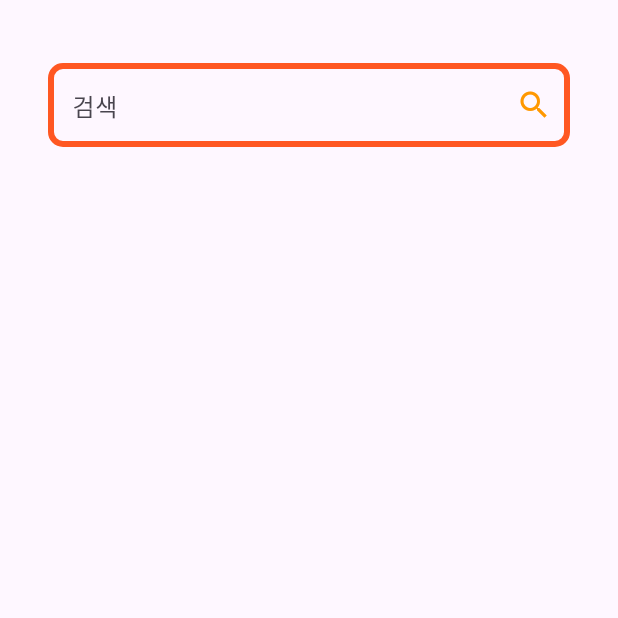
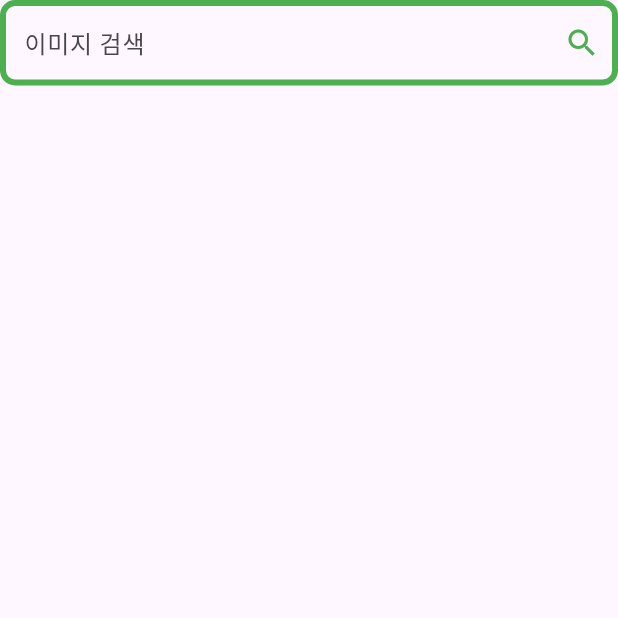
Before and after one commit to ALSDlab/clone-coding-search-image-app, a Flutter app: the screen it shows after launch, on a phone screen of 412 x 824 dp, the top half of it. Run offline on Flutter 3.47's test engine with Material 3 defaults, Android fonts, the phone set to English and light mode, and no system bars.

Commit message:
12월 28일 클론코딩 이미지 찾기 - 1:12:45 소요(13분 단축)

```diff
--- a/lib/model/image_item.dart
+++ b/lib/image_model/image_model.dart
@@ -1,49 +1,49 @@
-class ImageItem {
-  String imageUrl;
+class ImageModel {
+  String ImageUrl;
   String tags;
 
 //<editor-fold desc="Data Methods">
-  ImageItem({
-    required this.imageUrl,
+  ImageModel({
+    required this.ImageUrl,
     required this.tags,
   });
 
   @override
   bool operator ==(Object other) =>
       identical(this, other) ||
-      (other is ImageItem &&
+      (other is ImageModel &&
           runtimeType == other.runtimeType &&
-          imageUrl == other.imageUrl &&
+          ImageUrl == other.ImageUrl &&
           tags == other.tags);
 
   @override
-  int get hashCode => imageUrl.hashCode ^ tags.hashCode;
+  int get hashCode => ImageUrl.hashCode ^ tags.hashCode;
 
   @override
   String toString() {
-    return 'ImageItem{ imageUrl: $imageUrl, tags: $tags,}';
+    return 'ImageModel{ ImageUrl: $ImageUrl, tags: $tags,}';
   }
 
-  ImageItem copyWith({
+  ImageModel copyWith({
     String? imageUrl,
     String? tags,
   }) {
-    return ImageItem(
-      imageUrl: imageUrl ?? this.imageUrl,
+    return ImageModel(
+      ImageUrl: ImageUrl ?? this.ImageUrl,
       tags: tags ?? this.tags,
     );
   }
 
   Map<String, dynamic> toJson() {
     return {
-      'imageUrl': imageUrl,
+      'ImageUrl': ImageUrl,
       'tags': tags,
     };
   }
 
-  factory ImageItem.fromJson(Map<String, dynamic> map) {
-    return ImageItem(
-      imageUrl: map['imageUrl'] as String,
+  factory ImageModel.fromJson(Map<String, dynamic> map) {
+    return ImageModel(
+      ImageUrl: map['ImageUrl'] as String,
       tags: map['tags'] as String,
     );
   }
--- a/lib/source/image_source.dart
+++ b/lib/image_source/source.dart
@@ -1,12 +1,12 @@
 import 'dart:convert';
 
-import 'package:clone_coding_image_search_app/dto/image_dto.dart';
+import 'package:clone_coding_image_search_app/image_dto/image_dto.dart';
 import 'package:http/http.dart' as http;
 
 class ImageApi {
-  Future<PixabayDto> getImageResult(String query) async {
+  Future<ImageDto> getImageSource(String query) async {
     final response = await http.get(Uri.parse(
         'https://pixabay.com/api/?key=10711147-dc41758b93b263957026bdadb&q=$query&image_type=photo'));
-    return PixabayDto.fromJson(jsonDecode(response.body));
+    return ImageDto.fromJson(jsonDecode(response.body));
   }
 }
--- a/lib/main.dart
+++ b/lib/main.dart
@@ -1,4 +1,4 @@
-import 'package:clone_coding_image_search_app/ui/main_screen.dart';
+import 'package:clone_coding_image_search_app/ui/page/main_screen.dart';
 import 'package:flutter/material.dart';
 
 void main() {
--- a/lib/repository/image_repository.dart
+++ /dev/null
@@ -1,24 +0,0 @@
-import 'package:clone_coding_image_search_app/mapper/image_mapper.dart';
-import 'package:clone_coding_image_search_app/model/image_item.dart';
-import 'package:clone_coding_image_search_app/source/image_source.dart';
-
-abstract interface class ImageItemRepository {
-  Future<List<ImageItem>> getImageItems(String query);
-}
-
-class PixabayImageItemRepository implements ImageItemRepository {
-  final _api = ImageApi();
-
-  @override
-  Future<List<ImageItem>> getImageItems(String query) async {
-    final dto = await _api.getImageResult(query);
-
-    if (dto == null) {
-      return [];
-    }
-
-    return dto.hits!.map((e) => e.toImageItem()).toList();
-
-    throw UnimplementedError();
-  }
-}
--- a/lib/ui/main_screen.dart
+++ /dev/null
@@ -1,96 +0,0 @@
-import 'package:clone_coding_image_search_app/model/image_item.dart';
-import 'package:clone_coding_image_search_app/repository/image_repository.dart';
-import 'package:clone_coding_image_search_app/ui/widget/image_card.dart';
-import 'package:flutter/material.dart';
-
-class MainScreen extends StatefulWidget {
-  const MainScreen({super.key});
-
-  @override
-  State<MainScreen> createState() => _MainScreenState();
-}
-
-class _MainScreenState extends State<MainScreen> {
-  final searchTextController = TextEditingController();
-  final repository = PixabayImageItemRepository();
-
-  List<ImageItem> imageItems = [];
-  bool isLoading = false;
-
-  Future<void> searchImage(String query) async {
-    setState(() {
-      isLoading = true;
-    });
-    imageItems = await repository.getImageItems(query);
-    setState(() {
-      isLoading = false;
-    });
-  }
-
-  @override
-  void dispose() {
-    searchTextController.dispose();
-    super.dispose();
-  }
-
-  @override
-  Widget build(BuildContext context) {
-    return Scaffold(
-      body: SafeArea(
-        child: Padding(
-          padding: const EdgeInsets.all(32),
-          child: Column(
-            children: [
-              const SizedBox(
-                height: 10,
-              ),
-              TextField(
-                controller: searchTextController,
-                decoration: InputDecoration(
-                  focusedBorder: OutlineInputBorder(
-                    borderRadius: BorderRadius.circular(10),
-                    borderSide:
-                        const BorderSide(width: 2, color: Colors.orange),
-                  ),
-                  enabledBorder: OutlineInputBorder(
-                    borderRadius: BorderRadius.circular(10),
-                    borderSide:
-                        const BorderSide(width: 4, color: Colors.deepOrange),
-                  ),
-                  hintText: '검색',
-                  suffixIcon: IconButton(
-                    icon: const Icon(
-                      Icons.search_outlined,
-                      color: Colors.orange,
-                    ),
-                    onPressed: () => searchImage(searchTextController.text),
-                  ),
-                ),
-              ),
-              const SizedBox(
-                height: 24,
-              ),
-              isLoading
-                  ? const Center(child: CircularProgressIndicator())
-                  : Expanded(
-                      child: GridView.builder(
-                        gridDelegate:
-                            const SliverGridDelegateWithFixedCrossAxisCount(
-                          crossAxisCount: 2,
-                          crossAxisSpacing: 32,
-                          mainAxisSpacing: 32,
-                        ),
-                        itemBuilder: (context, index) {
-                          final image = imageItems[index];
-                          return ImageCard(imageItem: image);
-                        },
-                        itemCount: imageItems.length,
-                      ),
-                    ),
-            ],
-          ),
-        ),
-      ),
-    );
-  }
-}
--- /dev/null
+++ b/lib/ui/page/main_screen.dart
@@ -0,0 +1,92 @@
+import 'package:clone_coding_image_search_app/ui/page/view_model.dart';
+import 'package:clone_coding_image_search_app/ui/widgets/image_item_widget.dart';
+import 'package:flutter/material.dart';
+
+class MainScreen extends StatefulWidget {
+  const MainScreen({super.key});
+
+  @override
+  State<MainScreen> createState() => _MainScreenState();
+}
+
+class _MainScreenState extends State<MainScreen> {
+  final searchTextController = TextEditingController();
+
+  final viewModel = ViewModel();
+
+  @override
+  void dispose() {
+    searchTextController.dispose();
+    super.dispose();
+  }
+
+  @override
+  Widget build(BuildContext context) {
+    return Scaffold(
+      body: SafeArea(
+        child: Center(
+          child: Column(
+            children: [
+              TextField(
+                controller: searchTextController,
+                decoration: InputDecoration(
+                  focusedBorder: OutlineInputBorder(
+                    borderRadius: BorderRadius.circular(10),
+                    borderSide: const BorderSide(
+                      width: 3,
+                      color: Colors.greenAccent,
+                    ),
+                  ),
+                  enabledBorder: OutlineInputBorder(
+                    borderRadius: BorderRadius.circular(10),
+                    borderSide: const BorderSide(
+                      width: 4,
+                      color: Colors.green,
+                    ),
+                  ),
+                  hintText: '이미지 검색',
+                  suffixIcon: IconButton(
+                    icon: const Icon(
+                      Icons.search,
+                      color: Colors.green,
+                    ),
+                    onPressed: () async {
+                      await viewModel.searchImage(searchTextController.text);
+                    },
+                  ),
+                ),
+              ),
+              const SizedBox(
+                height: 24,
+              ),
+              StreamBuilder<bool>(
+                initialData: false,
+                stream: viewModel.loadingController,
+                builder: (context, snapshot) {
+                  if (snapshot.data == true) {
+                    return const Center(
+                      child: CircularProgressIndicator(),
+                    );
+                  }
+                  return Expanded(
+                    child: GridView.builder(
+                        itemCount: viewModel.imageItems.length,
+                        gridDelegate: const SliverGridDelegateWithFixedCrossAxisCount(
+                          crossAxisCount: 2,
+                          crossAxisSpacing: 32,
+                          mainAxisSpacing: 32,
+                        ),
+                        itemBuilder: (context, index) {
+                          final imageItem = viewModel.imageItems[index];
+                          return ImageItemWidget(imageItem: imageItem);
+                        }),
+                  );
+                },
+              )
+            ],
+          ),
+        ),
+      ),
+    );
+  }
+}
--- /dev/null
+++ b/lib/ui/page/view_model.dart
@@ -0,0 +1,26 @@
+import 'dart:async';
+
+import 'package:clone_coding_image_search_app/image_model/image_model.dart';
+import 'package:clone_coding_image_search_app/image_repository/image_repository.dart';
+
+final class ViewModel {
+  final _repository = PixabayImageItemsRepository();
+
+  List<ImageModel> _imageItems = [];
+  final _loadingController = StreamController<bool>();
+
+  Stream<bool> get loadingController => _loadingController.stream;
+  List<ImageModel> get imageItems => List.unmodifiable(_imageItems);
+
+
+  Future<void> searchImage(String query) async{
+    //화면갱신
+    _loadingController.add(true);
+    _imageItems = await _repository.getImageSource(query);
+
+    //다시 화면갱신
+    _loadingController.add(false);
+
+
+  }
+}
```
Also changed, not shown: lib/dto/image_dto.dart (deleted, +0 -140 lines), lib/image_dto/image_dto.dart (added, +129 -0 lines), lib/image_repository/image_repository.dart (added, +22 -0 lines), lib/mapper/image_mapper.dart (deleted, +0 -12 lines), lib/mapper/mapper.dart (added, +11 -0 lines), lib/ui/widget/image_card.dart (deleted, +0 -19 lines), lib/ui/widgets/image_item_widget.dart (added, +19 -0 lines), 19 other files.
